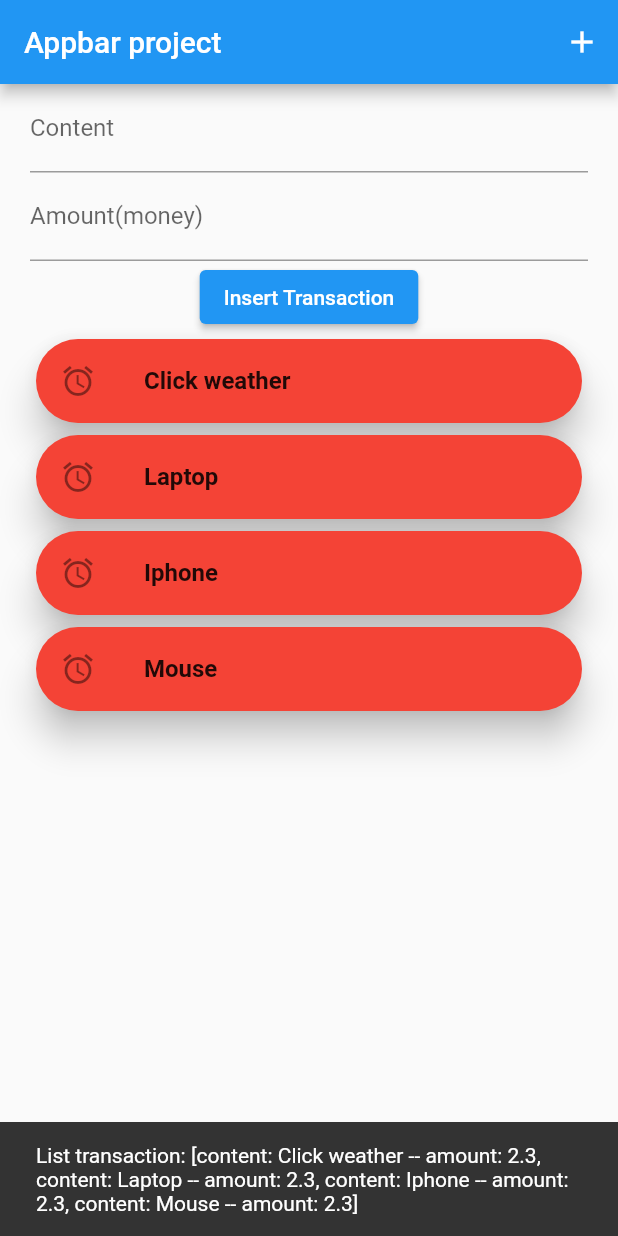
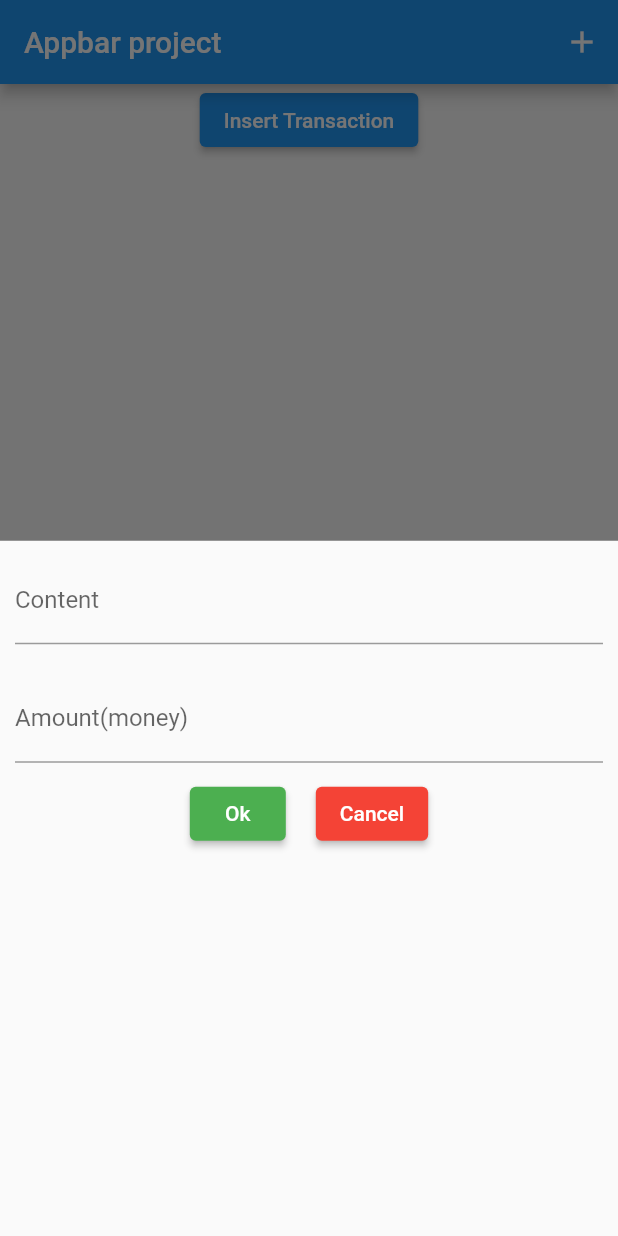
Before and after one commit to dangminh589178/flutter-personal, a Flutter app: the screen it shows after launch, after a tap on "Insert Transaction", on a phone screen of 412 x 824 dp. Run offline on Flutter 3.47's test engine with Material 2 defaults, Android fonts, the phone set to English and light mode, and no system bars.

Commit message:
Transaction completed

```diff
--- a/lib/MyApp.dart
+++ b/lib/MyApp.dart
@@ -1,8 +1,6 @@
-import 'dart:ffi';
-
 import 'package:flutter/material.dart';
 import 'package:myapp_flutter/Transaction.dart';
-
+import 'package:intl/intl.dart';
 import 'TransactionList.dart';
 
 //You can define your own Widget
@@ -13,26 +11,20 @@ class MyApp extends StatefulWidget {
   }
 }
 
-void _showActionDilog(){}
-
-
 //This is a "very basic" statefulwidget
 class _MyAppState extends State<MyApp> with WidgetsBindingObserver {
-
   final _scaffoldKey = new GlobalKey<ScaffoldMessengerState>();
   final _contentController = TextEditingController();
   final _amountController = TextEditingController();
 
-  //define states
-  String _content = '';
-  double _amount = 0.0;
-  Transaction _transaction = Transaction(content: '', amount: 0.0);
+  Transaction _transaction =
+      Transaction(content: '', amount: 0.0, createDate: DateTime.now());
 
   List<Transaction>? _transactions = [
-    Transaction(content: "Click weather", amount: 2.3),
-    Transaction(content: "Laptop", amount: 2.3),
-    Transaction(content: "Iphone", amount: 2.3),
-    Transaction(content: "Mouse", amount: 2.3),
+    // Transaction(content: "Click weather", amount: 2.3, createDate: DateTime.now()),
+    // Transaction(content: "Laptop", amount: 2.3),
+    // Transaction(content: "Iphone", amount: 2.3),
+    // Transaction(content: "Mouse", amount: 2.3),
   ];
 
   @override
@@ -53,52 +45,35 @@ class _MyAppState extends State<MyApp> with WidgetsBindingObserver {
         _transaction.amount.isNaN) {
       return;
     }
+    _transaction.createDate = DateTime.now();
     _transactions?.add(_transaction);
-    _transaction = Transaction(content: '', amount: 0.0);
+    _transaction =
+        Transaction(content: '', amount: 0.0, createDate: DateTime.now());
     _contentController.text = '';
     _amountController.text = '';
   }
 
-  @override
-  Widget build(BuildContext context) {
-    return MaterialApp(
-        scaffoldMessengerKey: _scaffoldKey,
-        title: "This is a StatefulWidget",
-        home: Scaffold(
-            appBar: AppBar(
-              title: Text("Appbar project"),
-              actions: [
-                IconButton(
-                    onPressed: () {
-                      // showDialog(
-                      //     context: context,
-                      //     builder: (BuildContext context ){
-                      //       return new AlertDialog(
-                      //         title: Text("Insert transaciton"),
-                      //         content: Text("Click me"),
-                      //       )
-                      //     }
-                      // );
-                    },
-                    icon: Icon(Icons.add))
-              ],
-            ),
-            body: SafeArea(
-                minimum: const EdgeInsets.only(left: 20, right: 20),
-                child: Column(
-                  mainAxisAlignment: MainAxisAlignment.start,
-                  children: <Widget>[
-                    TextField(
+  void _onButtonShowModel() {
+    showModalBottomSheet(
+        context: this.context,
+        builder: (context) {
+          return Column(
+            children: [
+              Container(
+                padding:  EdgeInsets.all(10),
+                child: TextField(
                   decoration: InputDecoration(labelText: 'Content'),
                   controller: _contentController,
                   onChanged: (text) {
                     setState(() {
                       _transaction.content = text;
-                          _content = text;
                     });
                   },
                 ),
-                    TextField(
+              ),
+              Container(
+          padding:  EdgeInsets.all(10),
+                child: TextField(
                   decoration: InputDecoration(labelText: 'Amount(money)'),
                   controller: _amountController,
                   onChanged: (text) {
@@ -108,11 +83,75 @@ class _MyAppState extends State<MyApp> with WidgetsBindingObserver {
                     });
                   },
                 ),
+              ),
+              Row(
+                mainAxisAlignment: MainAxisAlignment.center,
+                children: [
                   ElevatedButton(
+                      style: ElevatedButton.styleFrom(
+                        primary: Colors.green,
+                      ),
+                      onPressed: () {
+                        setState(() {
+                          this._insertTransaction();
+                          Navigator.of(context).pop();
+                        });
+
+                      },
+                      child: Text("Ok")),
+                  Padding(padding: EdgeInsets.all(10)),
+                  ElevatedButton(
+                      style: ElevatedButton.styleFrom(
+                        primary: Colors.red,
+                      ),
+                      onPressed: () {
+                        Navigator.of(context).pop();
+                      },
+                      child: Text("Cancel"))
+                ],
+              )
+            ],
+          );
+        });
+  }
+
+  @override
+  Widget build(BuildContext context) {
+    print("xxxxrrrr inBuild");
+    return Scaffold(
+        appBar: AppBar(
+          title: Text("Appbar project"),
+          actions: [
+            IconButton(
+                onPressed: () {
+                  setState(() {
+                    _insertTransaction();
+                  });
+                },
+                icon: Icon(Icons.add)),
+          ],
+        ),
+        floatingActionButton: FloatingActionButton(
+          tooltip: "Add transantion",
           onPressed: () {
             setState(() {
               this._insertTransaction();
             });
+          },
+          backgroundColor: Theme.of(context).primaryColor,
+        ),
+        body: SafeArea(
+            minimum: const EdgeInsets.only(left: 20, right: 20),
+            child: SingleChildScrollView(
+              child: Column(
+                mainAxisAlignment: MainAxisAlignment.start,
+                children: <Widget>[
+                  ElevatedButton(
+                      onPressed: () {
+                        this._onButtonShowModel();
+                        // setState(() {
+                        //   this._insertTransaction();
+                        // });
                         _scaffoldKey.currentState?.showSnackBar(SnackBar(
                             content: Text(
                                 'List transaction: ${_transactions.toString()}')));
@@ -120,6 +159,7 @@ class _MyAppState extends State<MyApp> with WidgetsBindingObserver {
                       child: Text("Insert Transaction")),
                   TransactionList(transactions: _transactions)
                 ],
-                ))));
+              ),
+            )));
   }
 }
--- a/lib/Transaction.dart
+++ b/lib/Transaction.dart
@@ -1,12 +1,20 @@
+
+
+
+
+
+
+
+
 class Transaction {
-  Transaction({required this.content, required this.amount });
+  Transaction({required this.content, required this.amount, required this.createDate});
 
   String content;
   double amount;
+  DateTime createDate;
 
   @override
   String toString() {
     return 'content: $content -- amount: $amount';
   }
-
 }
--- a/lib/TransactionList.dart
+++ b/lib/TransactionList.dart
@@ -1,5 +1,6 @@
 import 'package:flutter/cupertino.dart';
 import 'package:flutter/material.dart';
+import 'package:intl/intl.dart';
 
 import 'Transaction.dart';
 
@@ -7,30 +8,60 @@ class TransactionList extends StatelessWidget {
   TransactionList({super.key, this.transactions});
 
   List<Transaction>? transactions;
+  int index = 0;
 
-  List<Widget>? widgetBuildList() {
-    return transactions?.map((e) {
-      int index = 0;
+  ListView? _buildListView() {
+    return ListView.builder(
+        itemCount: transactions?.length,
+        itemBuilder: (context, index) {
           return Card(
             shape: RoundedRectangleBorder(
-          borderRadius: BorderRadius.circular(90),
+              borderRadius: BorderRadius.circular(10),
             ),
             color: index % 2 == 0 ? Colors.red : Colors.greenAccent,
             elevation: 10,
-        child: ListTile(
-          title: Text(
-            e.content,
+
+            child: Row(
+              children: [
+                Padding(padding: EdgeInsets.only(right: 20)),
+                Column(
+                  mainAxisAlignment: MainAxisAlignment.center,
+                  children: [
+                    Padding(padding: EdgeInsets.all(10)),
+                    Text(
+                      transactions![index].content,
                       style: TextStyle(fontWeight: FontWeight.bold),
                     ),
-          leading: Icon(Icons.alarm),
+                    Padding(padding: EdgeInsets.only(bottom: 20)),
+                    Text('${transactions![index].amount}\$'),
+                    Padding(padding: EdgeInsets.only(bottom: 10))
+                  ],
                 ),
+                Expanded(
+                  child: Row(
+                    mainAxisAlignment: MainAxisAlignment.end,
+                    children: [
+                      Text(DateFormat.yMd().format(transactions![index].createDate))
+                    ],
+                  ) ,
+                ),
+                Padding(padding: EdgeInsets.only(right: 20))
+              ],
+            ),
+            // ListTile(
+            //   title: Text(
+            //     transactions![index].content,
+            //     style: TextStyle(fontWeight: FontWeight.bold),
+            //   ),
+            //   subtitle: Text(transactions![index].content),
+            //   leading: Icon(Icons.alarm),
+            // ),
           );
-    }).toList();
+        });
   }
 
   @override
   Widget build(BuildContext context) {
-    return Column(
-      children: widgetBuildList()!);
+    return Container(height: 200, child: _buildListView());
   }
 }
--- a/lib/main.dart
+++ b/lib/main.dart
@@ -2,5 +2,11 @@ import 'package:flutter/material.dart';
 import 'package:myapp_flutter/MyApp.dart';
 
 void main() {
-  runApp(MyApp());
+  runApp(MaterialApp(
+    theme: ThemeData(
+      primaryColor: Colors.green
+    ),
+    title: 'Transaction app',
+    home: MyApp(),
+  ));
 }
```
Lines whose indentation alone changed are shown as unchanged.
